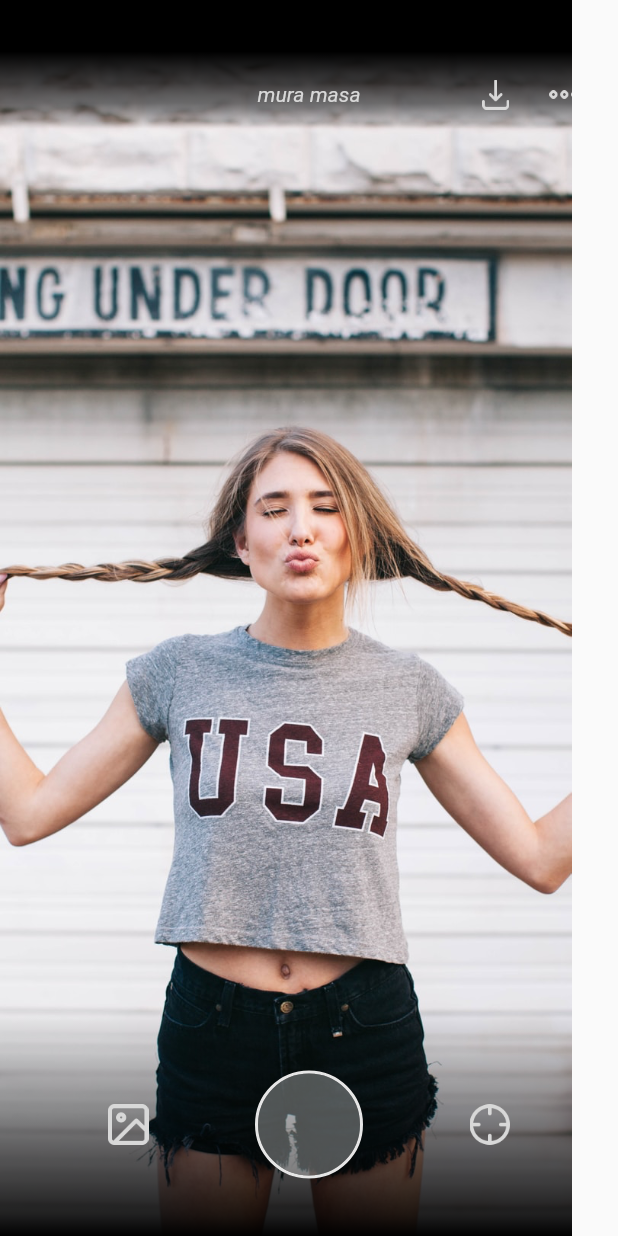
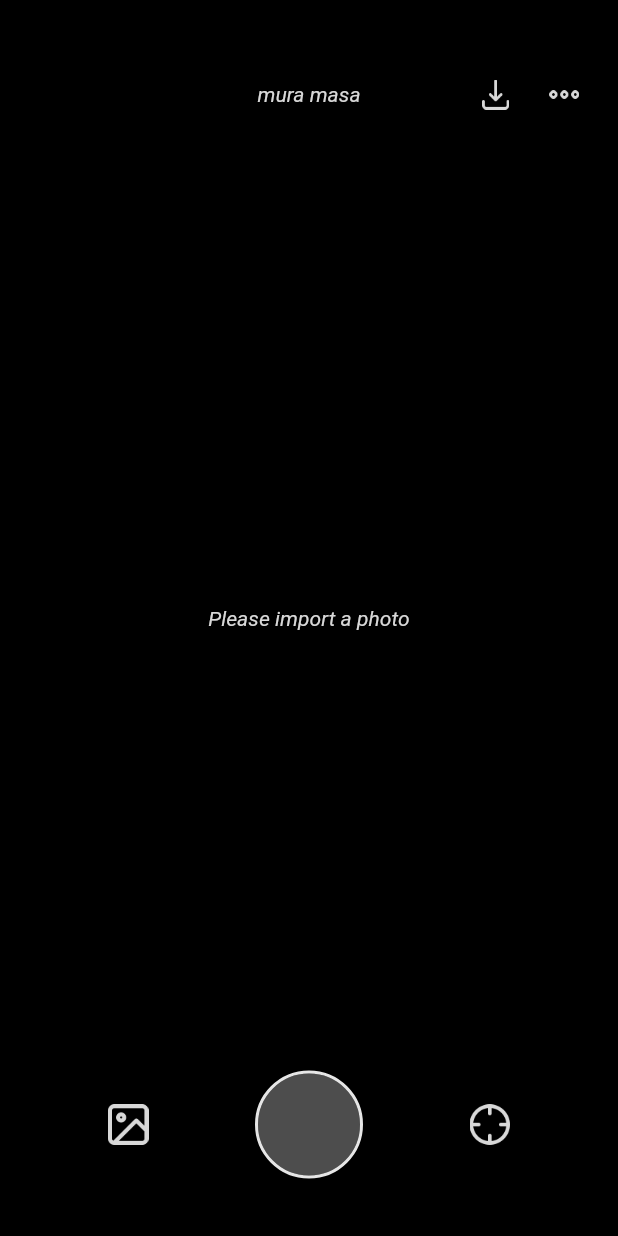
Before and after one commit to ljellevo/illusio, a Flutter app: the screen it shows after launch, on a phone screen of 412 x 824 dp. Run offline on Flutter 3.47's test engine with Material 2 defaults, Android fonts, the phone set to English and light mode, and no system bars; our stand-ins replace image_picker; missing offline and left inert: screen.

```diff
--- a/lib/HomePage.dart
+++ b/lib/HomePage.dart
@@ -1,4 +1,7 @@
+import 'dart:io';
+
 import 'package:flutter/material.dart';
+import 'package:image_picker/image_picker.dart';
 
 import 'DrawCircle.dart';
 
@@ -12,7 +15,9 @@ class HomePage extends StatefulWidget {
 }
 
 class _HomePageState extends State<HomePage> {
-double _scale;
+  double _scale;
+  File _image;
+  final picker = ImagePicker();
 
  @override
   void initState() {
@@ -168,7 +173,7 @@ double _scale;
                     height: 27,
                     ),
                   onTap: () => {
-                    print("gallery")
+                    getImage()
                   },
                 ),
                 cameraButton(),
@@ -190,15 +195,52 @@ double _scale;
     );
   }
 
+
+  Future getImage() async {
+    final pickedFile = await picker.getImage(source: ImageSource.gallery);
+
+    setState(() {
+      _image = File(pickedFile.path);
+    });
+  }
+
+  Widget imageViewer() {
+    if (_image == null) {
+      return Center(
+        child: Text(
+          "Please import a photo",
+          style: TextStyle(
+            color: Color(0xffD8D8D8),
+            fontStyle: FontStyle.italic,
+            fontSize: 14
+          ),
+        ),
+      );
+    }
+    return Expanded(
+      child: Image.file(
+        _image,
+        fit: BoxFit.fitWidth,
+        width: MediaQuery.of(context).size.width,
+        height: MediaQuery.of(context).size.height,
+      )
+    );
+  }
+
   @override
   Widget build(BuildContext context) {
     return Scaffold(
-      body: Stack(
+
+      body: Container(
+        color: Colors.black,
+        child: Stack(
         children: <Widget>[
-          Image.asset('assets/images/woman.png'),
+          //Image.asset('assets/images/woman.png'),
+          imageViewer(),
           topBar(),
           bottomBar(),
         ],
+      ),
       )
     );
   }
--- a/lib/main.dart
+++ b/lib/main.dart
@@ -8,8 +8,8 @@ import 'HomePage.dart';
 void main() {
   Screen.keepOn(true);
   SystemChrome.setSystemUIOverlayStyle(SystemUiOverlayStyle.dark.copyWith(
-   statusBarColor: Colors.white, // Color for Android
-   statusBarBrightness: Brightness.dark // Dark == white status bar -- for IOS.
+   statusBarColor: Colors.white,
+   statusBarBrightness: Brightness.dark
 ));
   runApp(MyApp());
 }
--- a/pubspec.yaml
+++ b/pubspec.yaml
@@ -21,6 +21,7 @@ environment:
   sdk: ">=2.7.0 <3.0.0"
 
 dependencies:
+  image_picker: ^0.6.7+1
   screen: ^0.0.5
   flutter:
     sdk: flutter
```
Also changed, not shown: pubspec.lock, 2 other files.
